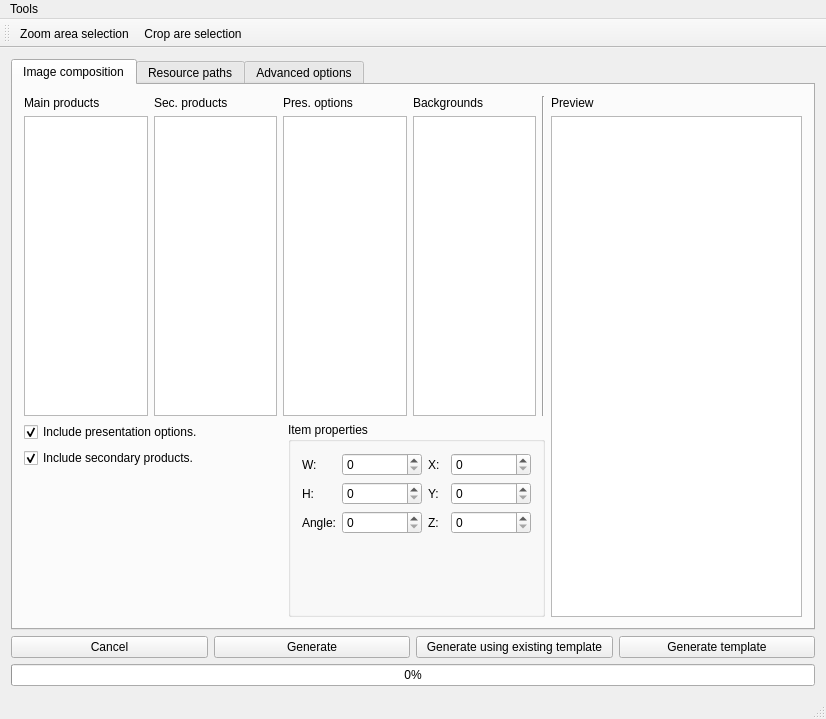
Before: the Qt Designer form src/main/python/ui/imagecomposer.ui in RaydelMiranda/composer, drawn with Qt 5.
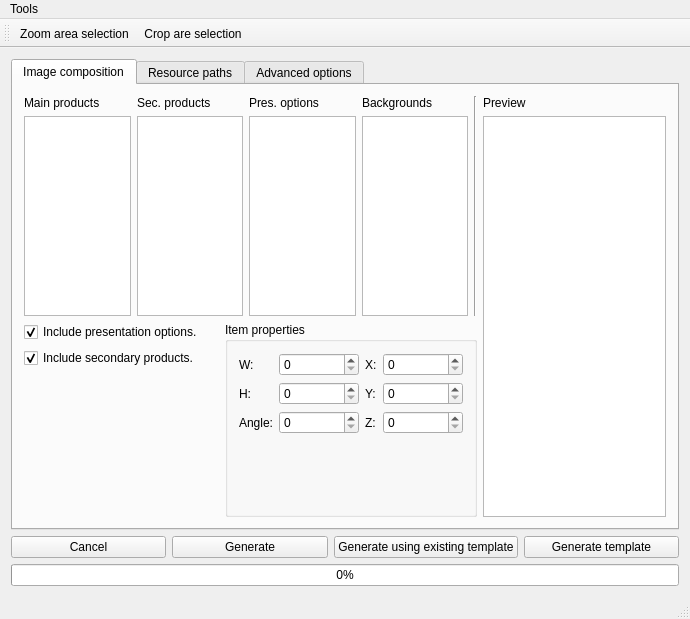
After: the same form once the commit is applied. Icons and pictures are not drawn.

Commit message: saving SVGs to other folder, reducing the window.

```diff
--- a/src/main/python/ui/imagecomposer.ui
+++ b/src/main/python/ui/imagecomposer.ui
@@ -6,8 +6,8 @@
    <rect>
     <x>0</x>
     <y>0</y>
-    <width>826</width>
-    <height>719</height>
+    <width>690</width>
+    <height>619</height>
    </rect>
   </property>
   <property name="sizePolicy">
@@ -62,7 +62,7 @@
                 <property name="minimumSize">
                  <size>
                   <width>80</width>
-                  <height>300</height>
+                  <height>200</height>
                  </size>
                 </property>
                 <property name="maximumSize">
@@ -99,7 +99,7 @@
                 <property name="minimumSize">
                  <size>
                   <width>80</width>
-                  <height>300</height>
+                  <height>200</height>
                  </size>
                 </property>
                 <property name="maximumSize">
@@ -153,7 +153,7 @@
                 <property name="minimumSize">
                  <size>
                   <width>80</width>
-                  <height>300</height>
+                  <height>200</height>
                  </size>
                 </property>
                 <property name="maximumSize">
@@ -190,7 +190,7 @@
                 <property name="minimumSize">
                  <size>
                   <width>80</width>
-                  <height>300</height>
+                  <height>200</height>
                  </size>
                 </property>
                 <property name="maximumSize">
@@ -1074,7 +1074,7 @@
     <rect>
      <x>0</x>
      <y>0</y>
-     <width>826</width>
+     <width>690</width>
      <height>24</height>
     </rect>
    </property>
```
The commit also changes 4 other files.
